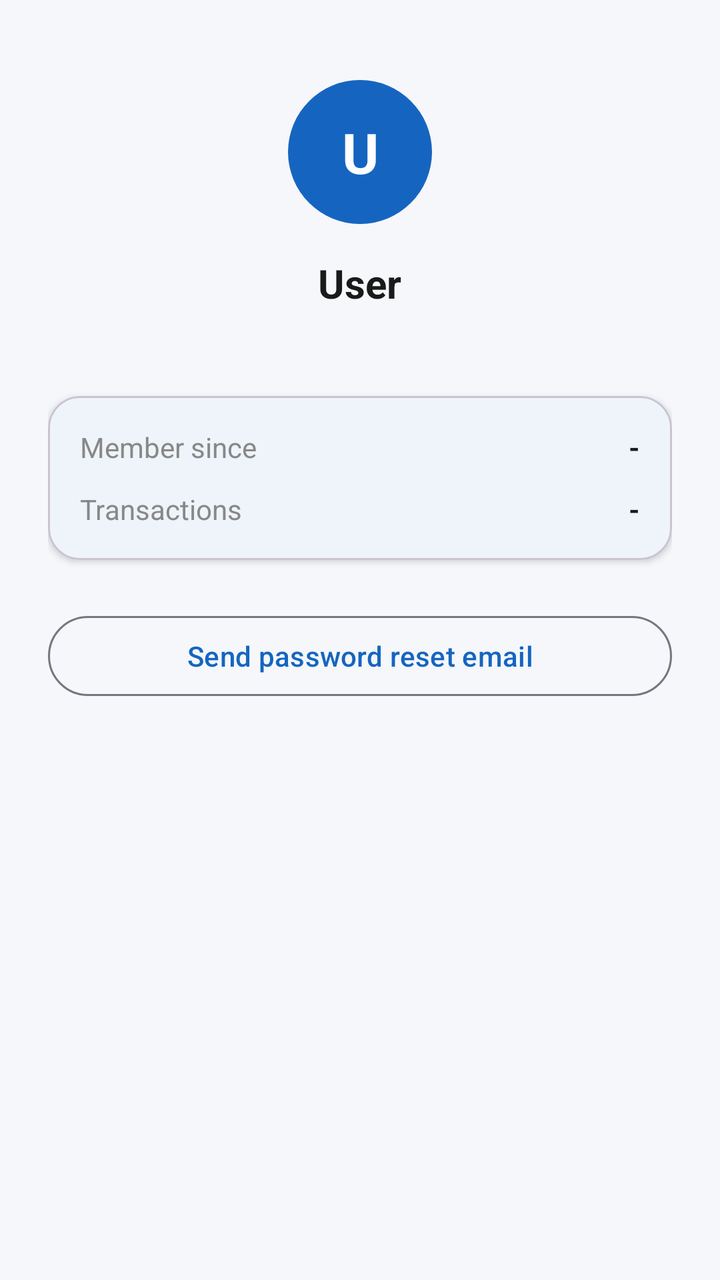
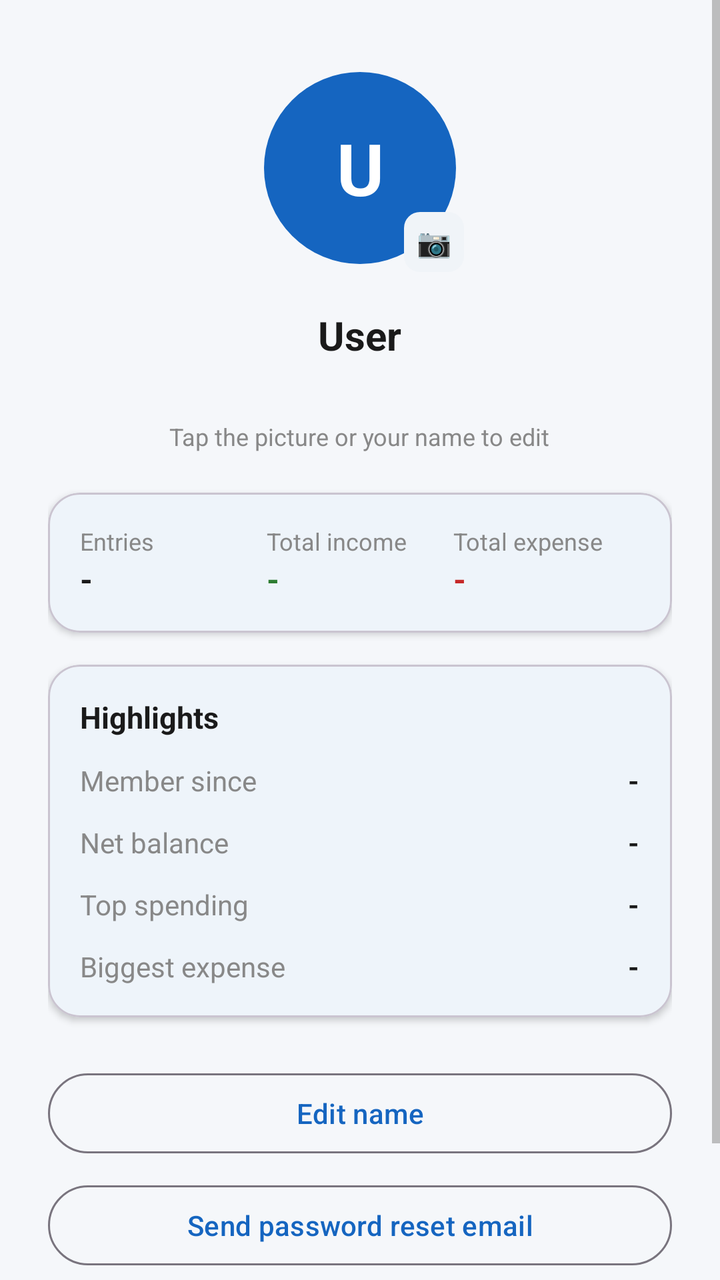

Screens rendered from an Android XML layout before and after an edit, with the pre-edit source and the edit as a unified diff.
<!-- AndroidManifest.xml: application theme Theme.SmartSpend -->
<!-- res/layout/fragment_profile.xml -->
<?xml version="1.0" encoding="utf-8"?>
<ScrollView xmlns:android="http://schemas.android.com/apk/res/android"
    xmlns:app="http://schemas.android.com/apk/res-auto"
    android:layout_width="match_parent"
    android:layout_height="match_parent">

    <LinearLayout
        android:layout_width="match_parent"
        android:layout_height="wrap_content"
        android:gravity="center_horizontal"
        android:orientation="vertical"
        android:padding="24dp"
        android:paddingBottom="48dp">

        <TextView
            android:id="@+id/tvProfileAvatar"
            android:layout_width="72dp"
            android:layout_height="72dp"
            android:layout_marginTop="16dp"
            android:background="@drawable/bg_avatar_circle"
            android:gravity="center"
            android:text="U"
            android:textColor="@color/sm_on_primary"
            android:textSize="28sp"
            android:textStyle="bold" />

        <TextView
            android:id="@+id/tvProfileName"
            android:layout_width="wrap_content"
            android:layout_height="wrap_content"
            android:layout_marginTop="16dp"
            android:text="User"
            android:textColor="@color/sm_text_primary"
            android:textSize="20sp"
            android:textStyle="bold" />

        <TextView
            android:id="@+id/tvProfileEmail"
            android:layout_width="wrap_content"
            android:layout_height="wrap_content"
            android:layout_marginBottom="24dp"
            android:textColor="@color/sm_text_secondary"
            android:textSize="14sp" />

        <com.google.android.material.card.MaterialCardView
            android:layout_width="match_parent"
            android:layout_height="wrap_content"
            android:layout_marginBottom="24dp"
            app:cardBackgroundColor="@color/sm_surface"
            app:cardCornerRadius="16dp"
            app:cardElevation="2dp">

            <LinearLayout
                android:layout_width="match_parent"
                android:layout_height="wrap_content"
                android:orientation="vertical"
                android:padding="16dp">

                <LinearLayout
                    android:layout_width="match_parent"
                    android:layout_height="wrap_content"
                    android:orientation="horizontal">

                    <TextView
                        android:layout_width="0dp"
                        android:layout_height="wrap_content"
                        android:layout_weight="1"
                        android:text="Member since"
                        android:textColor="@color/sm_text_secondary"
                        android:textSize="14sp" />

                    <TextView
                        android:id="@+id/tvMemberSince"
                        android:layout_width="wrap_content"
                        android:layout_height="wrap_content"
                        android:text="-"
                        android:textColor="@color/sm_text_primary"
                        android:textSize="14sp"
                        android:textStyle="bold" />

                </LinearLayout>

                <LinearLayout
                    android:layout_width="match_parent"
                    android:layout_height="wrap_content"
                    android:layout_marginTop="12dp"
                    android:orientation="horizontal">

                    <TextView
                        android:layout_width="0dp"
                        android:layout_height="wrap_content"
                        android:layout_weight="1"
                        android:text="Transactions"
                        android:textColor="@color/sm_text_secondary"
                        android:textSize="14sp" />

                    <TextView
                        android:id="@+id/tvTransactionCount"
                        android:layout_width="wrap_content"
                        android:layout_height="wrap_content"
                        android:text="-"
                        android:textColor="@color/sm_text_primary"
                        android:textSize="14sp"
                        android:textStyle="bold" />

                </LinearLayout>

            </LinearLayout>

        </com.google.android.material.card.MaterialCardView>

        <Button
            android:id="@+id/btnResetPassword"
            style="?attr/materialButtonOutlinedStyle"
            android:layout_width="match_parent"
            android:layout_height="wrap_content"
            android:text="Send password reset email" />

    </LinearLayout>

</ScrollView>
<!-- resources referenced by this layout -->
<resources>
  <color name="sm_on_primary">#FFFFFF</color>
  <color name="sm_surface">#FFFFFF</color>
  <color name="sm_text_primary">#1A1A1A</color>
  <color name="sm_text_secondary">#888888</color>
  <!-- drawable bg_avatar_circle (drawable) -->
  <?xml version="1.0" encoding="utf-8"?>
  <shape xmlns:android="http://schemas.android.com/apk/res/android"
      android:shape="oval">
      <solid android:color="@color/sm_primary" />
  </shape>
  <style name="Theme.SmartSpend" parent="Base.Theme.SmartSpend" />
  <color name="sm_primary">#1565C0</color>
  <style name="Base.Theme.SmartSpend" parent="Theme.Material3.DayNight.NoActionBar">
          <item name="colorPrimary">@color/sm_primary</item>
          <item name="colorOnPrimary">@color/sm_on_primary</item>
          <item name="android:colorBackground">@color/sm_background</item>
          <item name="colorSurface">@color/sm_surface</item>
          <item name="colorOnSurface">@color/sm_text_primary</item>
          <item name="colorOnBackground">@color/sm_text_primary</item>
          <item name="android:textColorPrimary">@color/sm_text_primary</item>
          <item name="android:textColorSecondary">@color/sm_text_secondary</item>
          <item name="android:textColorHint">@color/sm_text_hint</item>
      </style>
  <color name="sm_background">#F5F7FA</color>
  <color name="sm_text_hint">#9E9E9E</color>
</resources>

<!-- the commit's change to res/layout/fragment_profile.xml (unified diff, before → after) -->
@@ -1,6 +1,7 @@
 <?xml version="1.0" encoding="utf-8"?>
 <ScrollView xmlns:android="http://schemas.android.com/apk/res/android"
     xmlns:app="http://schemas.android.com/apk/res-auto"
+    xmlns:tools="http://schemas.android.com/tools"
     android:layout_width="match_parent"
     android:layout_height="match_parent">
 
@@ -12,23 +13,58 @@
         android:padding="24dp"
         android:paddingBottom="48dp">
 
-        <TextView
-            android:id="@+id/tvProfileAvatar"
-            android:layout_width="72dp"
-            android:layout_height="72dp"
-            android:layout_marginTop="16dp"
-            android:background="@drawable/bg_avatar_circle"
-            android:gravity="center"
-            android:text="U"
-            android:textColor="@color/sm_on_primary"
-            android:textSize="28sp"
-            android:textStyle="bold" />
+        <FrameLayout
+            android:id="@+id/layoutAvatar"
+            android:layout_width="104dp"
+            android:layout_height="104dp"
+            android:layout_marginTop="8dp"
+            android:clickable="true"
+            android:focusable="true">
+
+            <TextView
+                android:id="@+id/tvProfileAvatar"
+                android:layout_width="96dp"
+                android:layout_height="96dp"
+                android:layout_gravity="center"
+                android:background="@drawable/bg_avatar_circle"
+                android:gravity="center"
+                android:text="U"
+                android:textColor="@color/sm_on_primary"
+                android:textSize="36sp"
+                android:textStyle="bold" />
+
+            <ImageView
+                android:id="@+id/ivProfilePhoto"
+                android:layout_width="96dp"
+                android:layout_height="96dp"
+                android:layout_gravity="center"
+                android:background="@drawable/bg_avatar_circle"
+                android:clipToOutline="true"
+                android:contentDescription="Profile picture"
+                android:scaleType="centerCrop"
+                android:visibility="gone" />
+
+            <TextView
+                android:id="@+id/tvAvatarBadge"
+                android:layout_width="30dp"
+                android:layout_height="30dp"
+                android:layout_gravity="bottom|end"
+                android:background="@drawable/bg_chip"
+                android:gravity="center"
+                android:text="📷"
+                android:textSize="14sp" />
+
+        </FrameLayout>
 
         <TextView
             android:id="@+id/tvProfileName"
             android:layout_width="wrap_content"
             android:layout_height="wrap_content"
-            android:layout_marginTop="16dp"
+            android:layout_marginTop="12dp"
+            android:background="?attr/selectableItemBackground"
+            android:clickable="true"
+            android:focusable="true"
+            android:padding="6dp"
             android:text="User"
             android:textColor="@color/sm_text_primary"
             android:textSize="20sp"
@@ -38,9 +74,104 @@
             android:id="@+id/tvProfileEmail"
             android:layout_width="wrap_content"
             android:layout_height="wrap_content"
-            android:layout_marginBottom="24dp"
             android:textColor="@color/sm_text_secondary"
             android:textSize="14sp" />
+
+        <TextView
+            android:layout_width="wrap_content"
+            android:layout_height="wrap_content"
+            android:layout_marginTop="4dp"
+            android:layout_marginBottom="20dp"
+            android:text="Tap the picture or your name to edit"
+            android:textColor="@color/sm_text_secondary"
+            android:textSize="12sp" />
+
+        <com.google.android.material.card.MaterialCardView
+            android:layout_width="match_parent"
+            android:layout_height="wrap_content"
+            android:layout_marginBottom="16dp"
+            app:cardBackgroundColor="@color/sm_surface"
+            app:cardCornerRadius="16dp"
+            app:cardElevation="2dp">
+
+            <LinearLayout
+                android:layout_width="match_parent"
+                android:layout_height="wrap_content"
+                android:orientation="horizontal"
+                android:padding="16dp">
+
+                <LinearLayout
+                    android:layout_width="0dp"
+                    android:layout_height="wrap_content"
+                    android:layout_weight="1"
+                    android:orientation="vertical">
+
+                    <TextView
+                        android:layout_width="wrap_content"
+                        android:layout_height="wrap_content"
+                        android:text="Entries"
+                        android:textColor="@color/sm_text_secondary"
+                        android:textSize="12sp" />
+
+                    <TextView
+                        android:id="@+id/tvTransactionCount"
+                        android:layout_width="wrap_content"
+                        android:layout_height="wrap_content"
+                        android:text="-"
+                        android:textColor="@color/sm_text_primary"
+                        android:textSize="16sp"
+                        android:textStyle="bold" />
+                </LinearLayout>
+
+                <LinearLayout
+                    android:layout_width="0dp"
+                    android:layout_height="wrap_content"
+                    android:layout_weight="1"
+                    android:orientation="vertical">
+
+                    <TextView
+                        android:layout_width="wrap_content"
+                        android:layout_height="wrap_content"
+                        android:text="Total income"
+                        android:textColor="@color/sm_text_secondary"
+                        android:textSize="12sp" />
+
+                    <TextView
+                        android:id="@+id/tvTotalIncome"
+                        android:layout_width="wrap_content"
+                        android:layout_height="wrap_content"
+                        android:text="-"
+                        android:textColor="@color/sm_income"
+                        android:textSize="16sp"
+                        android:textStyle="bold" />
+                </LinearLayout>
+
+                <LinearLayout
+                    android:layout_width="0dp"
+                    android:layout_height="wrap_content"
+                    android:layout_weight="1"
+                    android:orientation="vertical">
+
+                    <TextView
+                        android:layout_width="wrap_content"
+                        android:layout_height="wrap_content"
+                        android:text="Total expense"
+                        android:textColor="@color/sm_text_secondary"
+                        android:textSize="12sp" />
+
+                    <TextView
+                        android:id="@+id/tvTotalExpense"
+                        android:layout_width="wrap_content"
+                        android:layout_height="wrap_content"
+                        android:text="-"
+                        android:textColor="@color/sm_expense"
+                        android:textSize="16sp"
+                        android:textStyle="bold" />
+                </LinearLayout>
+
+            </LinearLayout>
+
+        </com.google.android.material.card.MaterialCardView>
 
         <com.google.android.material.card.MaterialCardView
             android:layout_width="match_parent"
@@ -56,6 +187,15 @@
                 android:orientation="vertical"
                 android:padding="16dp">
 
+                <TextView
+                    android:layout_width="wrap_content"
+                    android:layout_height="wrap_content"
+                    android:layout_marginBottom="12dp"
+                    android:text="Highlights"
+                    android:textColor="@color/sm_text_primary"
+                    android:textSize="15sp"
+                    android:textStyle="bold" />
+
                 <LinearLayout
                     android:layout_width="match_parent"
                     android:layout_height="wrap_content"
@@ -71,13 +211,14 @@
 
                     <TextView
                         android:id="@+id/tvMemberSince"
-                        android:layout_width="wrap_content"
-                        android:layout_height="wrap_content"
+                        android:layout_width="0dp"
+                        android:layout_height="wrap_content"
+                        android:layout_weight="1.4"
+                        android:gravity="end"
                         android:text="-"
                         android:textColor="@color/sm_text_primary"
                         android:textSize="14sp"
                         android:textStyle="bold" />
-
                 </LinearLayout>
 
                 <LinearLayout
@@ -90,32 +231,103 @@
                         android:layout_width="0dp"
                         android:layout_height="wrap_content"
                         android:layout_weight="1"
-                        android:text="Transactions"
+                        android:text="Net balance"
                         android:textColor="@color/sm_text_secondary"
                         android:textSize="14sp" />
 
                     <TextView
-                        android:id="@+id/tvTransactionCount"
-                        android:layout_width="wrap_content"
-                        android:layout_height="wrap_content"
+                        android:id="@+id/tvNetBalance"
+                        android:layout_width="0dp"
+                        android:layout_height="wrap_content"
+                        android:layout_weight="1.4"
+                        android:gravity="end"
                         android:text="-"
                         android:textColor="@color/sm_text_primary"
                         android:textSize="14sp"
                         android:textStyle="bold" />
-
+                </LinearLayout>
+
+                <LinearLayout
+                    android:layout_width="match_parent"
+                    android:layout_height="wrap_content"
+                    android:layout_marginTop="12dp"
+                    android:orientation="horizontal">
+
+                    <TextView
+                        android:layout_width="0dp"
+                        android:layout_height="wrap_content"
+                        android:layout_weight="1"
+                        android:text="Top spending"
+                        android:textColor="@color/sm_text_secondary"
+                        android:textSize="14sp" />
+
+                    <TextView
+                        android:id="@+id/tvTopCategory"
+                        android:layout_width="0dp"
+                        android:layout_height="wrap_content"
+                        android:layout_weight="1.4"
+                        android:gravity="end"
+                        android:text="-"
+                        android:textColor="@color/sm_text_primary"
+                        android:textSize="14sp"
+                        android:textStyle="bold" />
+                </LinearLayout>
+
+                <LinearLayout
+                    android:layout_width="match_parent"
+                    android:layout_height="wrap_content"
+                    android:layout_marginTop="12dp"
+                    android:orientation="horizontal">
+
+                    <TextView
+                        android:layout_width="0dp"
+                        android:layout_height="wrap_content"
+                        android:layout_weight="1"
+                        android:text="Biggest expense"
+                        android:textColor="@color/sm_text_secondary"
+                        android:textSize="14sp" />
+
+                    <TextView
+                        android:id="@+id/tvBiggestExpense"
+                        android:layout_width="0dp"
+                        android:layout_height="wrap_content"
+                        android:layout_weight="1.4"
+                        android:gravity="end"
+                        android:text="-"
+                        android:textColor="@color/sm_text_primary"
+                        android:textSize="14sp"
+                        android:textStyle="bold" />
                 </LinearLayout>
 
             </LinearLayout>
 
         </com.google.android.material.card.MaterialCardView>
+
+        <Button
+            android:id="@+id/btnEditName"
+            style="?attr/materialButtonOutlinedStyle"
+            android:layout_width="match_parent"
+            android:layout_height="wrap_content"
+            android:text="Edit name" />
 
         <Button
             android:id="@+id/btnResetPassword"
             style="?attr/materialButtonOutlinedStyle"
             android:layout_width="match_parent"
             android:layout_height="wrap_content"
+            android:layout_marginTop="8dp"
             android:text="Send password reset email" />
 
+        <Button
+            android:id="@+id/btnLogout"
+            style="?attr/materialButtonOutlinedStyle"
+            android:layout_width="match_parent"
+            android:layout_height="wrap_content"
+            android:layout_marginTop="8dp"
+            android:text="Log out"
+            android:textColor="@color/sm_expense"
+            app:strokeColor="@color/sm_expense" />
+
     </LinearLayout>
 
 </ScrollView>
<!-- resource entries referenced after the edit -->
@@ -1,5 +1,7 @@
 <!-- resources referenced by this layout -->
 <resources>
+  <color name="sm_expense">#C62828</color>
+  <color name="sm_income">#2E7D32</color>
   <color name="sm_on_primary">#FFFFFF</color>
   <color name="sm_surface">#FFFFFF</color>
   <color name="sm_text_primary">#1A1A1A</color>
@@ -10,8 +12,16 @@
       android:shape="oval">
       <solid android:color="@color/sm_primary" />
   </shape>
+  <!-- drawable bg_chip (drawable) -->
+  <?xml version="1.0" encoding="utf-8"?>
+  <shape xmlns:android="http://schemas.android.com/apk/res/android"
+      android:shape="rectangle">
+      <solid android:color="@color/sm_suggestion_bg" />
+      <corners android:radius="8dp" />
+  </shape>
   <style name="Theme.SmartSpend" parent="Base.Theme.SmartSpend" />
   <color name="sm_primary">#1565C0</color>
+  <color name="sm_suggestion_bg">#F0F4F8</color>
   <style name="Base.Theme.SmartSpend" parent="Theme.Material3.DayNight.NoActionBar">
           <item name="colorPrimary">@color/sm_primary</item>
           <item name="colorOnPrimary">@color/sm_on_primary</item>
